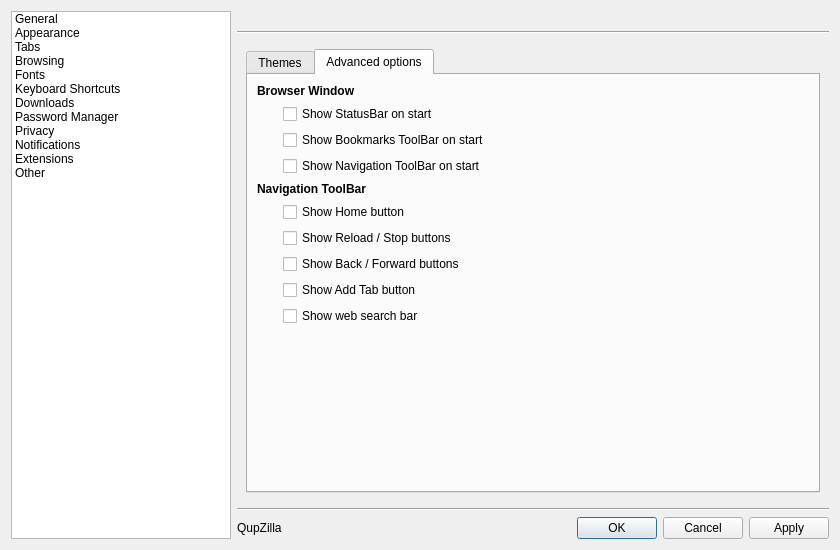
First picture: the form in src/lib/preferences/preferences.ui, repository QupZilla/qupzilla, before the edit.
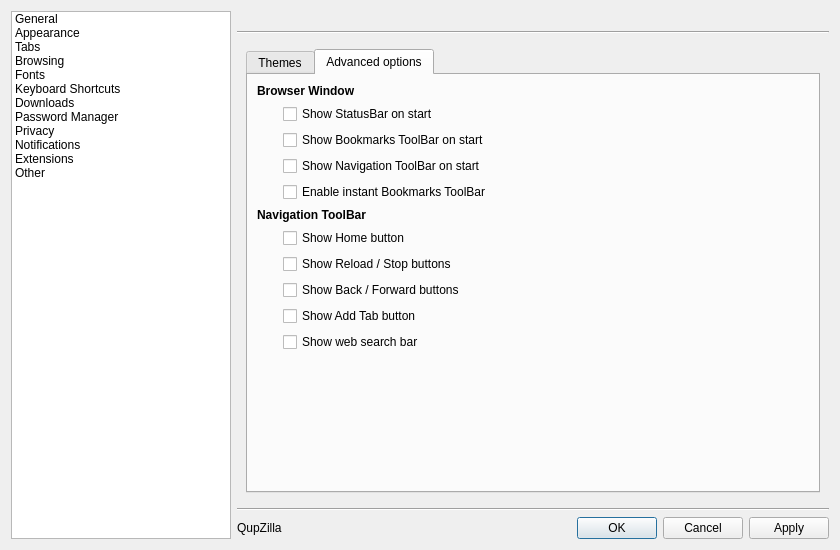
Second picture: the form after the edit. The open tabs and pages were chosen to show the change. Custom widgets are drawn as their Qt base class.

Commit message: Show Bookmark Toolbar when Location Bar gets focus Optional behaviour providing quick access to bookmarks without wasting the vertical space

```diff
--- a/src/lib/preferences/preferences.ui
+++ b/src/lib/preferences/preferences.ui
@@ -591,6 +591,13 @@
                    </property>
                   </widget>
                  </item>
+                 <item row="3" column="0">
+                  <widget class="QCheckBox" name="instantBookmarksToolbar">
+                   <property name="text">
+                    <string>Enable instant Bookmarks ToolBar</string>
+                   </property>
+                  </widget>
+                 </item>
                 </layout>
                </item>
                <item row="2" column="0" colspan="2">
```
The commit also changes 4 other files.
